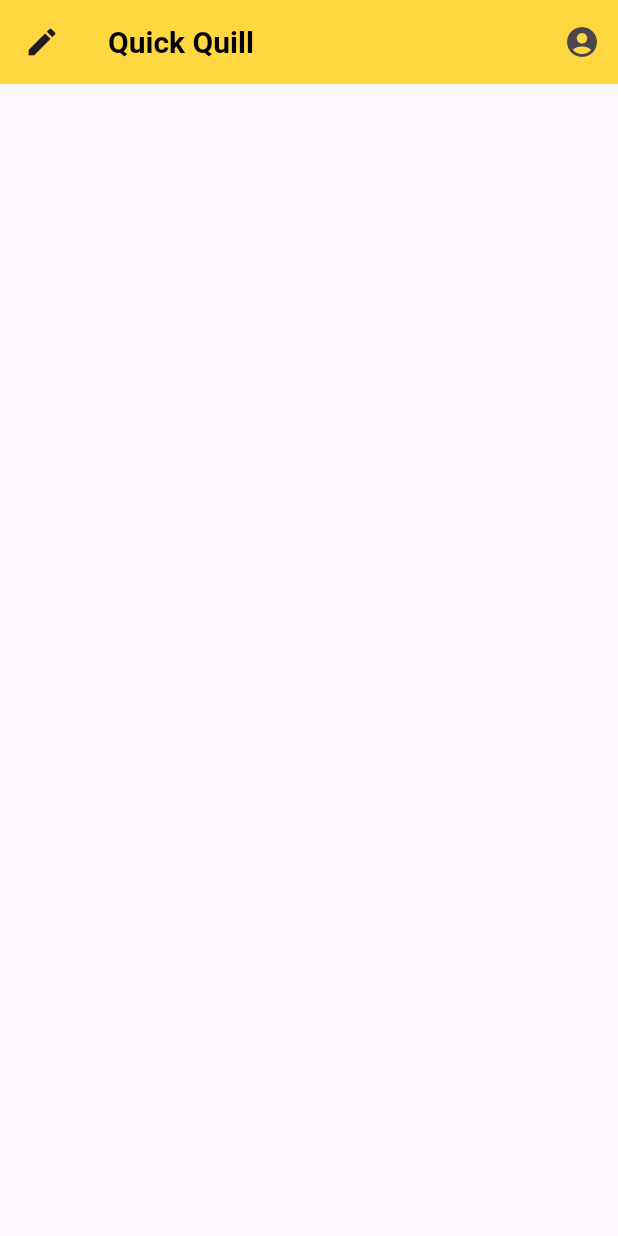
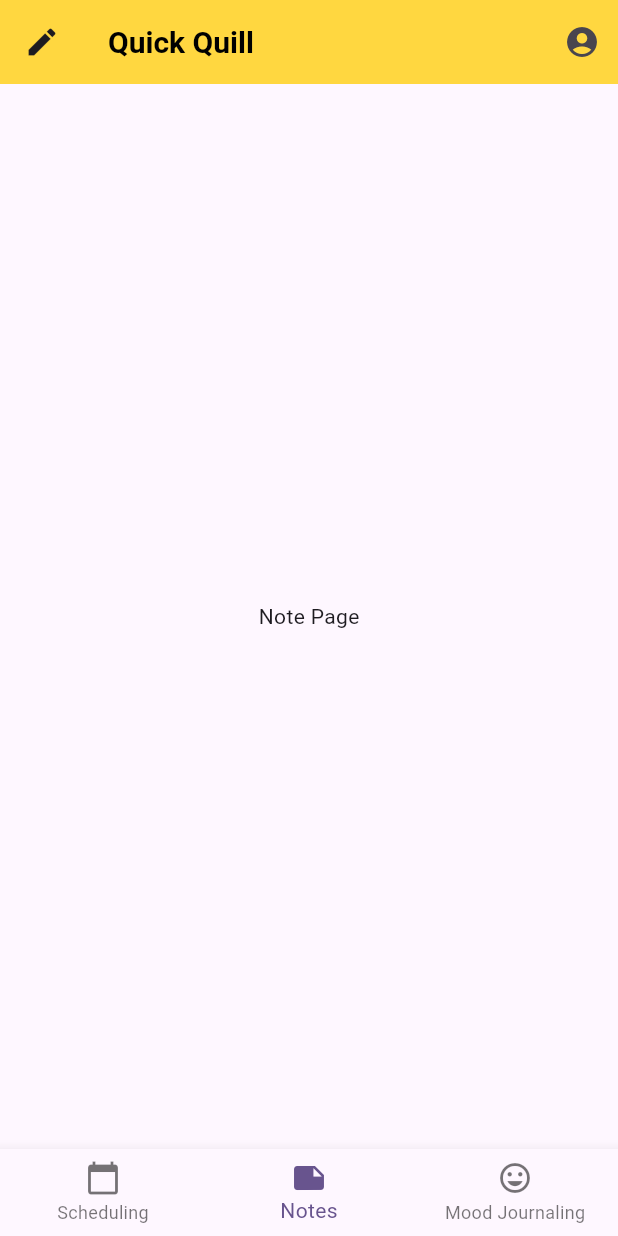
Before and after one commit to Learnathon-By-Geeky-Solutions/powerpuff-girls, a Flutter app: the screen it shows after launch, on a phone screen of 412 x 824 dp. Run offline on Flutter 3.47's test engine with Material 3 defaults, Android fonts, the phone set to English and light mode, and no system bars.

Commit message:
add:global appbar and navbar added

```diff
--- a/quick_quill/lib/main.dart
+++ b/quick_quill/lib/main.dart
@@ -14,12 +14,69 @@ class MyApp extends StatelessWidget {
   @override
   Widget build(BuildContext context) {
     return MaterialApp(
+      debugShowCheckedModeBanner: false,
       title: 'Quick Quill',
       theme: ThemeData(
         colorScheme: ColorScheme.fromSeed(seedColor: Colors.deepPurple),
         useMaterial3: true,
       ),
-      home: NoteMain(),
+      home: MainScreen(),
     );
   }
 }
+
+class MainScreen extends StatefulWidget{
+  const MainScreen({Key?key}):super(key:key);
+
+  @override
+  State<MainScreen> createState() => _MainScreenState();
+}
+
+class _MainScreenState extends State<MainScreen>{
+  int _currentIndex=1;
+  final List<Widget> _pages=[
+    SchedulingPage(),
+    NoteMain(),
+    MoodJournalingPage(),
+  ];
+
+  @override
+  Widget build(BuildContext context) {
+    return Scaffold(
+      appBar: AppBar(
+        backgroundColor: Colors.amberAccent,
+        leading: const Icon(Icons.edit),
+        title: const Text('Quick Quill',
+          style: TextStyle(
+            color: Colors.black,
+            fontSize: 20,
+            fontWeight: FontWeight.bold,
+          ),
+
+        ),
+        actions: [
+          IconButton(onPressed: (){}, icon: Icon(Icons.account_circle),),
+        ],
+      ),
+      body: IndexedStack(index: _currentIndex, children: _pages),
+      bottomNavigationBar: BottomNavigationBar(
+        currentIndex: _currentIndex,
+        onTap: (index) => setState(() => _currentIndex = index),
+        items: [
+          BottomNavigationBarItem(
+            icon: Icon(Icons.calendar_today),
+            label: 'Scheduling',
+          ),
+          BottomNavigationBarItem(
+            icon: Icon(Icons.note),
+            label: 'Notes',
+          ),
+          BottomNavigationBarItem(
+            icon: Icon(Icons.mood),
+            label: 'Mood Journaling',
+          ),
+        ],
+      ),
+    );
+  }
+}
--- a/quick_quill/lib/noteMain.dart
+++ b/quick_quill/lib/noteMain.dart
@@ -5,23 +5,20 @@ class NoteMain extends StatelessWidget {
 
   @override
   Widget build(BuildContext context) {
-    return Scaffold(
-      appBar: AppBar(
-        backgroundColor: Colors.amberAccent,
-        leading: const Icon(Icons.edit),
-        title: const Text('Quick Quill',
-        style: TextStyle(
-          color: Colors.black,
-          fontSize: 20,
-          fontWeight: FontWeight.bold,
-        ),
+    return const Center(child: Text("Note Page"));
+  }
+}class SchedulingPage extends StatelessWidget {
+  const SchedulingPage({super.key});
 
-        ),
-        actions: [
-          IconButton(onPressed: (){}, icon: Icon(Icons.account_circle),),
-        ],
-      ),
+  @override
+  Widget build(BuildContext context) {
+    return const Center(child: Text("SchedulingPage"));
+  }
+}class MoodJournalingPage extends StatelessWidget {
+  const MoodJournalingPage({super.key});
 
-    );
+  @override
+  Widget build(BuildContext context) {
+    return const Center(child: Text("MoodJournalingPage"));
   }
 }
```
